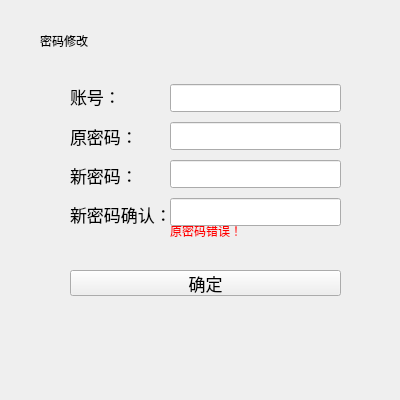
Qt form changepasswd.ui (kangwenyun/batch_acquisition_system_qt_before) before a commit.
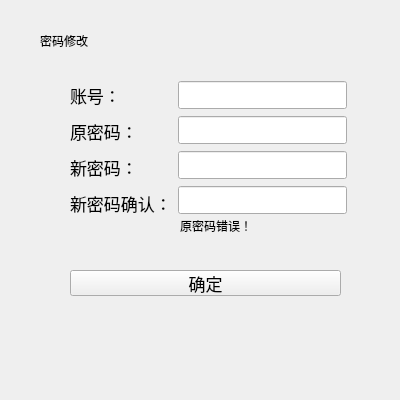
The same form after that commit.

```diff
--- a/changepasswd.ui
+++ b/changepasswd.ui
@@ -29,8 +29,8 @@
   <widget class="QLabel" name="err_label">
    <property name="geometry">
     <rect>
-     <x>170</x>
-     <y>225</y>
+     <x>180</x>
+     <y>220</y>
      <width>160</width>
      <height>12</height>
     </rect>
@@ -41,7 +41,7 @@
     </font>
    </property>
    <property name="styleSheet">
-    <string notr="true">color: rgb(255, 0, 0);</string>
+    <string notr="true"/>
    </property>
    <property name="text">
     <string>原密码错误！</string>
@@ -70,10 +70,12 @@
     <rect>
      <x>70</x>
      <y>80</y>
-     <width>104</width>
-     <height>151</height>
+     <width>277</width>
+     <height>138</height>
     </rect>
    </property>
+   <layout class="QHBoxLayout" name="horizontalLayout">
+    <item>
    <layout class="QVBoxLayout" name="verticalLayout">
     <item>
      <widget class="QLabel" name="userId_label">
@@ -124,16 +126,8 @@
      </widget>
     </item>
    </layout>
-  </widget>
-  <widget class="QWidget" name="layoutWidget">
-   <property name="geometry">
-    <rect>
-     <x>170</x>
-     <y>80</y>
-     <width>171</width>
-     <height>151</height>
-    </rect>
-   </property>
+    </item>
+    <item>
    <layout class="QVBoxLayout" name="verticalLayout_2">
     <item>
      <widget class="QLineEdit" name="userId_edit">
@@ -170,6 +164,8 @@
        </font>
       </property>
      </widget>
+      </item>
+     </layout>
     </item>
    </layout>
   </widget>
```
Lines whose indentation alone changed are shown as unchanged.
